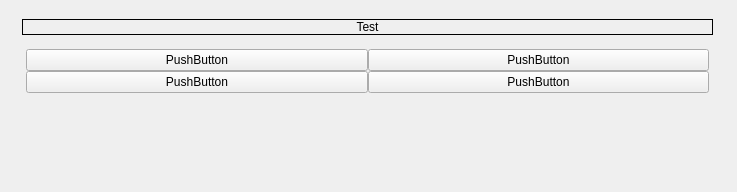
clickYgg/loadsofmoney_master, file questionview.ui: the form before one commit.
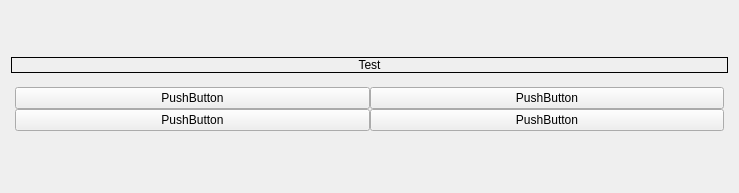
The form after the commit. Icons and pictures are not drawn.

What changed in the file:
```diff
--- a/questionview.ui
+++ b/questionview.ui
@@ -12,12 +12,12 @@
    <rect>
     <x>0</x>
     <y>0</y>
-    <width>737</width>
-    <height>192</height>
+    <width>739</width>
+    <height>193</height>
    </rect>
   </property>
   <property name="sizePolicy">
-   <sizepolicy hsizetype="Expanding" vsizetype="Expanding">
+   <sizepolicy hsizetype="Preferred" vsizetype="Preferred">
     <horstretch>0</horstretch>
     <verstretch>0</verstretch>
    </sizepolicy>
@@ -29,15 +29,8 @@
    <iconset resource="resources.qrc">
     <normaloff>:/images/icon.png</normaloff>:/images/icon.png</iconset>
   </property>
-  <widget class="QWidget" name="verticalLayoutWidget">
-   <property name="geometry">
-    <rect>
-     <x>22</x>
-     <y>19</y>
-     <width>691</width>
-     <height>151</height>
-    </rect>
-   </property>
+  <layout class="QVBoxLayout" name="verticalLayout">
+   <item>
    <layout class="QVBoxLayout" name="test">
     <property name="spacing">
      <number>0</number>
@@ -51,7 +44,7 @@
     <item>
      <widget class="QLabel" name="questionLabel">
       <property name="sizePolicy">
-       <sizepolicy hsizetype="Minimum" vsizetype="Maximum">
+        <sizepolicy hsizetype="Preferred" vsizetype="Fixed">
         <horstretch>0</horstretch>
         <verstretch>0</verstretch>
        </sizepolicy>
@@ -88,6 +81,9 @@
     </item>
     <item>
      <layout class="QGridLayout" name="gridLayout" columnstretch="0,0">
+       <property name="sizeConstraint">
+        <enum>QLayout::SetMinAndMaxSize</enum>
+       </property>
       <property name="leftMargin">
        <number>4</number>
       </property>
@@ -136,7 +132,7 @@
       <item row="1" column="1">
        <widget class="QPushButton" name="pushButton_4">
         <property name="sizePolicy">
-         <sizepolicy hsizetype="Minimum" vsizetype="Fixed">
+          <sizepolicy hsizetype="Preferred" vsizetype="Preferred">
           <horstretch>0</horstretch>
           <verstretch>0</verstretch>
          </sizepolicy>
@@ -152,7 +148,8 @@
      </layout>
     </item>
    </layout>
-  </widget>
+   </item>
+  </layout>
  </widget>
  <resources>
   <include location="resources.qrc"/>
```
Lines whose indentation alone changed are shown as unchanged.
